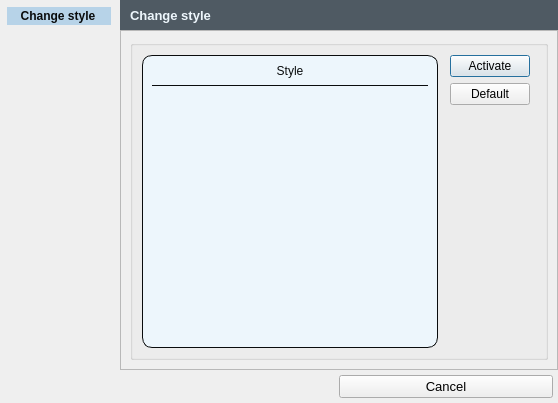
Old version of the form StyleManager/ui_stylemanager.ui in the repository GIAPspzoo/GIAP_PolaMap_lite.
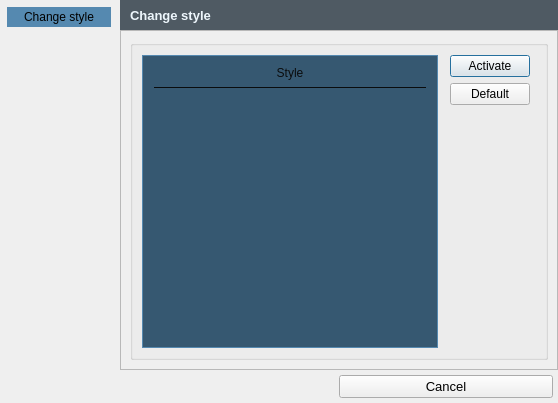
New version of the form. Icons and pictures are not drawn.

Patch:
```diff
--- a/StyleManager/ui_stylemanager.ui
+++ b/StyleManager/ui_stylemanager.ui
@@ -202,9 +202,49 @@
              <item>
               <widget class="QFrame" name="frame_style">
                <property name="styleSheet">
-                <string notr="true">border: 1px solid #0A0C0D;
-border-radius: 10px;
-background-color: #EDF6FC;</string>
+                <string notr="true">QFrame {
+background-color: #365871;
+selection-background-color:  #5589B0;
+font: 10pt &quot;Segoe UI&quot;;
+padding: 2px;
+border: 1px solid #5589B0;
+}
+QLabel{
+font: 12pt &quot;Segoe UI&quot;;
+color:#E0DECF;
+}
+
+QScrollBar:horizontal {
+    height: 15px;
+}
+QScrollBar::handle:horizontal {
+    background: #5589B0;
+    border-radius: 5px;
+    width: 10px;
+    margin: 2px 0 2px 0;
+}
+
+ QScrollBar:vertical {
+     width: 15px;
+ }
+ QScrollBar::handle:vertical {
+     background: #5589B0;
+     height: 10px;
+     border-radius: 5px;
+	 margin: 0px 2px 0px 2px;
+ }
+ QScrollBar::add-line:vertical{
+border: 1px solid #365871;
+     background:#365871;
+     height: 12px;
+ }
+
+ QScrollBar::sub-line:vertical {
+border: 1px solid #365871;
+     background: #365871;
+     height: 12px;
+ }
+</string>
                </property>
                <property name="frameShape">
                 <enum>QFrame::StyledPanel</enum>
@@ -406,10 +446,10 @@
       <item>
        <widget class="QLabel" name="label_side">
         <property name="styleSheet">
-         <string notr="true">   background-color: #b7d3e8;
-   color: #0A0C0D;
-   font-weight: bold;
-</string>
+         <string notr="true">background-color: #5589B0;
+border: solid;
+border-width: 1px;
+border-color:#5589B0;</string>
         </property>
         <property name="text">
          <string>Change style</string>
```
